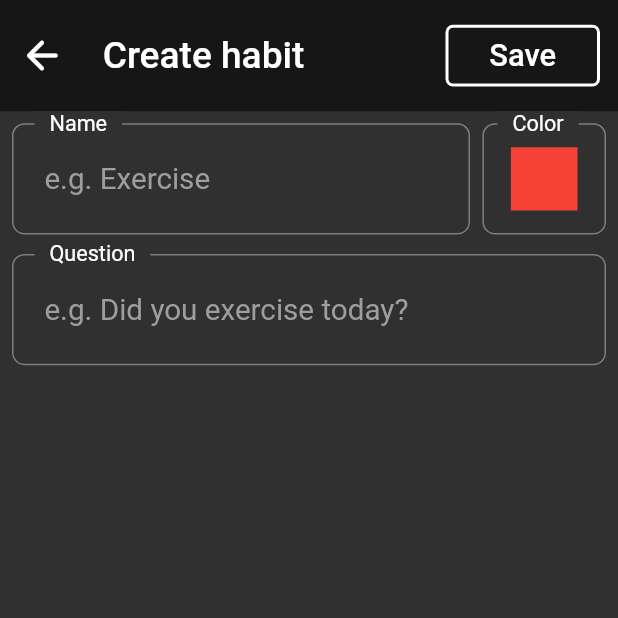
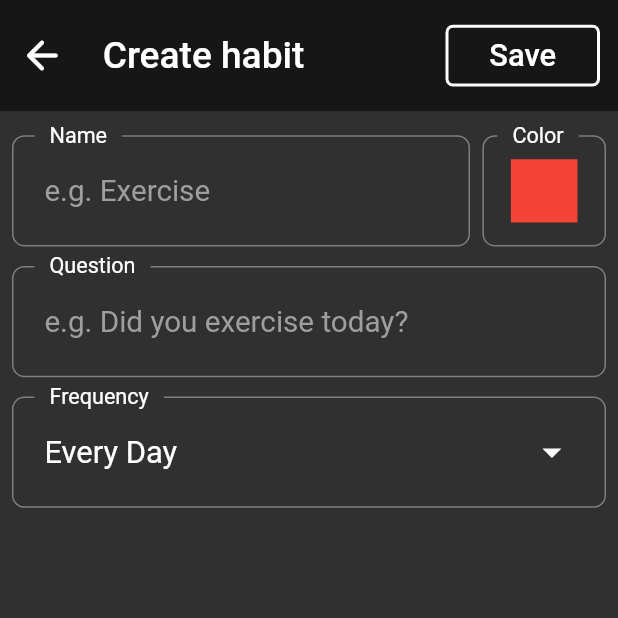
Before and after one commit to Wenster007/habit_tracker_app, a Flutter app: the YesNoAddScreen screen opened directly, on a phone screen of 412 x 824 dp, the top half of it. Run offline on Flutter 3.47's test engine with Material 2 defaults, Android fonts, the phone set to English and light mode, and no system bars; our stand-ins replace get.

Commit message:
handled the frequency custom dropdown only showing it in correct format is remaining.

```diff
--- a/lib/screens/yes_no_adding_screen.dart
+++ b/lib/screens/yes_no_adding_screen.dart
@@ -2,6 +2,7 @@ import 'package:flutter/material.dart';
 import 'package:habit_tracker/Utils/dimensions.dart';
 import 'package:habit_tracker/Utils/main_colors.dart';
 import 'package:habit_tracker/widgets/choose_color_field.dart';
+import 'package:habit_tracker/widgets/custom_dropdown.dart';
 import 'package:habit_tracker/widgets/custom_textfield.dart';
 import 'package:habit_tracker/widgets/yes_no_top_appbar.dart';
 
@@ -23,6 +24,7 @@ class YesNoAddScreen extends StatelessWidget {
               padding: const EdgeInsets.only(
                 left: 8.0,
                 right: 8.0,
+                top: 8,
               ),
               child: Column(
                 children: [
@@ -35,14 +37,23 @@ class YesNoAddScreen extends StatelessWidget {
                           hintText: "e.g. Exercise",
                         ),
                       ),
-
-                      SizedBox(width: Dimensions.width * 0.02,),
-
+                      SizedBox(
+                        width: Dimensions.width * 0.02,
+                      ),
                       const ChooseColorField(nameOfTextField: "Color"),
                     ],
                   ),
-                  SizedBox(height: Dimensions.height * 0.006,),
-                  CustomTextField(textEditingController: questionController, nameOfTextField: "Question", hintText: "e.g. Did you exercise today?")
+                  SizedBox(
+                    height: Dimensions.height * 0.006,
+                  ),
+                  CustomTextField(
+                      textEditingController: questionController,
+                      nameOfTextField: "Question",
+                      hintText: "e.g. Did you exercise today?"),
+                  SizedBox(
+                    height: Dimensions.height * 0.006,
+                  ),
+                  const CustomDropDown(nameOfTextField: "Frequency"),
                 ],
               ),
             ),
--- /dev/null
+++ b/lib/widgets/custom_dropdown.dart
@@ -0,0 +1,101 @@
+import 'package:flutter/material.dart';
+import 'package:habit_tracker/widgets/frequency_dialoogue_box.dart';
+
+import '../Utils/dimensions.dart';
+import '../Utils/main_colors.dart';
+
+class CustomDropDown extends StatefulWidget
+{
+  const CustomDropDown({Key? key, required this.nameOfTextField})
+      : super(key: key);
+
+  final String nameOfTextField;
+
+  @override
+  State<CustomDropDown> createState() => _CustomDropDownState();
+}
+
+class _CustomDropDownState extends State<CustomDropDown> {
+
+  String selectedFrequency = "Every Day";
+
+  void updateSelectedFrequency(String newValue){
+    setState(() {
+      selectedFrequency = newValue;
+      print(newValue);
+    });
+
+  }
+
+  @override
+  Widget build(BuildContext context) {
+    return Stack(
+      children: [
+        Container(
+            margin: const EdgeInsets.only(top: 8),
+            height: Dimensions.height * 0.09,
+            decoration: BoxDecoration(
+              border: Border.all(
+                color: Colors.grey.withOpacity(0.7),
+              ),
+              borderRadius: BorderRadius.circular(
+                Dimensions.height * 0.01,
+              ),
+            ),
+            child: Padding(
+              padding:
+                  EdgeInsets.symmetric(horizontal: Dimensions.height * 0.025),
+              child: GestureDetector(
+                onTap: () {
+                  showGeneralDialog(
+                      context: context,
+                      barrierDismissible: true,
+                      barrierLabel: MaterialLocalizations.of(context)
+                          .modalBarrierDismissLabel,
+                      barrierColor: Colors.black.withOpacity(0.5),
+                      transitionDuration: const Duration(milliseconds: 0),
+                      pageBuilder: (BuildContext context,
+                          Animation animation,
+                          Animation secondaryAnimation) {
+                        return FrequencyDialogueBox(callback: updateSelectedFrequency,);
+                      });
+                },
+                child: Row(
+                  mainAxisAlignment: MainAxisAlignment.spaceBetween,
+                  children: [
+                    Text(
+                      selectedFrequency,
+                      style: TextStyle(
+                        color: Colors.white,
+                        fontSize: Dimensions.width * 0.05,
+                      ),
+                    ),
+                    Icon(
+                      Icons.arrow_drop_down,
+                      color: Colors.white,
+                      size: Dimensions.width * 0.07,
+                    ),
+                  ],
+                ),
+              ),
+            )),
+        Positioned(
+          top: 0,
+          left: 15,
+          child: Container(
+            padding: const EdgeInsets.symmetric(horizontal: 10),
+            height: Dimensions.width * 0.05,
+            color: MainColors.lightBrown,
+            child: Text(
+              widget.nameOfTextField,
+              style: TextStyle(
+                color: Colors.white,
+                fontSize: Dimensions.width * 0.035,
+              ),
+            ),
+          ),
+        ),
+      ],
+    );
+  }
+}
--- a/lib/widgets/day_date_tile.dart
+++ b/lib/widgets/day_date_tile.dart
@@ -1,5 +1,4 @@
 import 'package:flutter/material.dart';
-import 'package:get/get.dart';
 import 'package:habit_tracker/widgets/grey_small_text.dart';
 
 import '../Utils/dimensions.dart';
@@ -42,7 +41,7 @@ class DayDateTile extends StatelessWidget {
   Widget build(BuildContext context) {
     DateTime dateTime = DateTime.now();
 
-    final currDateTime = dateTime.add(Duration(days: index));
+    final currDateTime = dateTime.subtract(Duration(days: index));
 
     return Container(
       width: Dimensions.width * 0.13,
```
Also changed, not shown: lib/widgets/TopHeaderIcons.dart (added, +35 -0 lines), lib/widgets/frequency_dialoogue_box.dart (added, +79 -0 lines), lib/widgets/home_screen_top_header.dart (+4 -26 lines).
